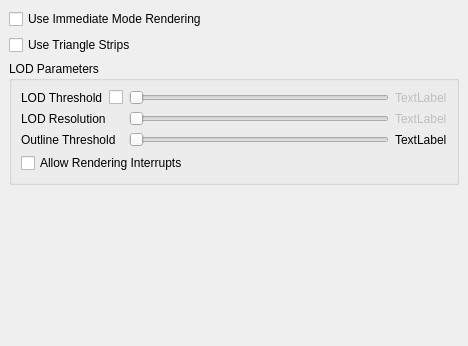
The window that Qt/Components/Resources/UI/pqGlobalRenderViewOptions.ui (wildmichael/ParaView3-enhancements-old) describes before a commit, drawn with Qt 5.
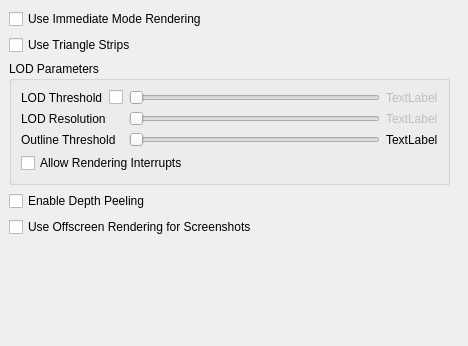
The same window after the commit.

Commit message: ENH: Add DepthPeeling and UseOffscreenRenderingForScreenshots check boxes to the global render view options dialog. Both settings are on by default. BUG: Change CTestConfig CTEST_PROJECT_NAME setting to match top level CMakeLists.txt PROJECT statement to enable using new style ctest dashboard scripts.

The edit to the form file:
```diff
--- a/Qt/Components/Resources/UI/pqGlobalRenderViewOptions.ui
+++ b/Qt/Components/Resources/UI/pqGlobalRenderViewOptions.ui
@@ -12,27 +12,56 @@
   <property name="windowTitle" >
    <string>Form</string>
   </property>
-  <layout class="QGridLayout" >
-   <property name="margin" >
-    <number>0</number>
-   </property>
-   <property name="spacing" >
-    <number>6</number>
-   </property>
-   <item row="0" column="0" >
     <widget class="QStackedWidget" name="stackedWidget" >
+   <property name="geometry" >
+    <rect>
+     <x>0</x>
+     <y>0</y>
+     <width>459</width>
+     <height>376</height>
+    </rect>
+   </property>
      <property name="currentIndex" >
       <number>0</number>
      </property>
      <widget class="QWidget" name="General" >
-      <layout class="QGridLayout" >
+    <layout class="QVBoxLayout" >
        <property name="margin" >
         <number>9</number>
        </property>
        <property name="spacing" >
         <number>6</number>
        </property>
-       <item row="2" column="0" >
+     <item>
+      <widget class="QCheckBox" name="immediateModeRendering" >
+       <property name="toolTip" >
+        <string>&lt;html>&lt;head>&lt;meta name="qrichtext" content="1" />&lt;/head>&lt;body style=" white-space: pre-wrap; font-family:Sans Serif; font-size:9pt; font-weight:400; font-style:normal; text-decoration:none;">&lt;p style=" margin-top:0px; margin-bottom:0px; margin-left:0px; margin-right:0px; -qt-block-indent:0; text-indent:0px;">When this option is off, OpenGL display lists are used for rendering. Using display lists improves performance for small datasets but is not recommended for large datasets due to the excessive memory usage and long display list creation times.&lt;/p>&lt;/body>&lt;/html></string>
+       </property>
+       <property name="whatsThis" >
+        <string>&lt;html>&lt;head>&lt;meta name="qrichtext" content="1" />&lt;/head>&lt;body style=" white-space: pre-wrap; font-family:Sans Serif; font-size:9pt; font-weight:400; font-style:normal; text-decoration:none;">&lt;p style=" margin-top:0px; margin-bottom:0px; margin-left:0px; margin-right:0px; -qt-block-indent:0; text-indent:0px;">When this option is off, OpenGL display lists are used for rendering. Using display lists improves performance for small datasets but is not recommended for large datasets due to the excessive memory usage and long display list creation times.&lt;/p>&lt;/body>&lt;/html></string>
+       </property>
+       <property name="text" >
+        <string>Use Immediate Mode Rendering</string>
+       </property>
+      </widget>
+     </item>
+     <item>
+      <widget class="QCheckBox" name="triangleStrips" >
+       <property name="toolTip" >
+        <string>&lt;html>&lt;head>&lt;meta name="qrichtext" content="1" />&lt;/head>&lt;body style=" white-space: pre-wrap; font-family:Sans Serif; font-size:9pt; font-weight:400; font-style:normal; text-decoration:none;">&lt;p style=" margin-top:0px; margin-bottom:0px; margin-left:0px; margin-right:0px; -qt-block-indent:0; text-indent:0px;">If this option is choosen, all triangles are converted into triangle strips before rendering. This may improve the rendering performance.&lt;/p>&lt;/body>&lt;/html></string>
+       </property>
+       <property name="statusTip" >
+        <string/>
+       </property>
+       <property name="whatsThis" >
+        <string>&lt;html>&lt;head>&lt;meta name="qrichtext" content="1" />&lt;/head>&lt;body style=" white-space: pre-wrap; font-family:Sans Serif; font-size:9pt; font-weight:400; font-style:normal; text-decoration:none;">&lt;p style=" margin-top:0px; margin-bottom:0px; margin-left:0px; margin-right:0px; -qt-block-indent:0; text-indent:0px;">If this option is choosen, all triangles are converted into triangle strips before rendering. This may improve the rendering performance.&lt;/p>&lt;/body>&lt;/html></string>
+       </property>
+       <property name="text" >
+        <string>Use Triangle Strips</string>
+       </property>
+      </widget>
+     </item>
+     <item>
         <widget class="QGroupBox" name="lodParameters" >
          <property name="title" >
           <string>LOD Parameters</string>
@@ -44,6 +73,26 @@
           <property name="spacing" >
            <number>6</number>
           </property>
+        <item row="1" column="2" >
+         <widget class="QLabel" name="lodResolutionLabel" >
+          <property name="enabled" >
+           <bool>false</bool>
+          </property>
+          <property name="text" >
+           <string>TextLabel</string>
+          </property>
+         </widget>
+        </item>
+        <item row="2" column="2" >
+         <widget class="QLabel" name="outlineThresholdLabel" >
+          <property name="enabled" >
+           <bool>true</bool>
+          </property>
+          <property name="text" >
+           <string>TextLabel</string>
+          </property>
+         </widget>
+        </item>
           <item row="3" column="0" colspan="2" >
            <widget class="QCheckBox" name="renderingInterrupts" >
             <property name="toolTip" >
@@ -57,103 +106,6 @@
             </property>
            </widget>
           </item>
-          <item row="2" column="2" >
-           <widget class="QLabel" name="outlineThresholdLabel" >
-            <property name="enabled" >
-             <bool>true</bool>
-            </property>
-            <property name="text" >
-             <string>TextLabel</string>
-            </property>
-           </widget>
-          </item>
-          <item row="1" column="2" >
-           <widget class="QLabel" name="lodResolutionLabel" >
-            <property name="enabled" >
-             <bool>false</bool>
-            </property>
-            <property name="text" >
-             <string>TextLabel</string>
-            </property>
-           </widget>
-          </item>
-          <item row="0" column="2" >
-           <widget class="QLabel" name="lodThresholdLabel" >
-            <property name="enabled" >
-             <bool>false</bool>
-            </property>
-            <property name="text" >
-             <string>TextLabel</string>
-            </property>
-           </widget>
-          </item>
-          <item row="1" column="1" >
-           <widget class="QSlider" name="lodResolution" >
-            <property name="enabled" >
-             <bool>false</bool>
-            </property>
-            <property name="toolTip" >
-             <string>&lt;html>&lt;head>&lt;meta name="qrichtext" content="1" />&lt;/head>&lt;body style=" white-space: pre-wrap; font-family:Sans Serif; font-size:9pt; font-weight:400; font-style:normal; text-decoration:none;">&lt;p style=" margin-top:0px; margin-bottom:0px; margin-left:0px; margin-right:0px; -qt-block-indent:0; text-indent:0px;">This slider determines the resolution of the decimated level-of-detail models. The value is the dimension for each axis in the quadric clustering algorithm. &lt;b>Left:&lt;/b> Use slow high-resolution models. &lt;b>Right:&lt;/b> Use fast simple models.&lt;/p>&lt;/body>&lt;/html></string>
-            </property>
-            <property name="whatsThis" >
-             <string>&lt;html>&lt;head>&lt;meta name="qrichtext" content="1" />&lt;/head>&lt;body style=" white-space: pre-wrap; font-family:Sans Serif; font-size:9pt; font-weight:400; font-style:normal; text-decoration:none;">&lt;p style=" margin-top:0px; margin-bottom:0px; margin-left:0px; margin-right:0px; -qt-block-indent:0; text-indent:0px;">This slider determines the resolution of the decimated level-of-detail models. The value is the dimension for each axis in the quadric clustering algorithm. &lt;b>Left:&lt;/b> Use slow high-resolution models. &lt;b>Right:&lt;/b> Use fast simple models.&lt;/p>&lt;/body>&lt;/html></string>
-            </property>
-            <property name="minimum" >
-             <number>10</number>
-            </property>
-            <property name="maximum" >
-             <number>160</number>
-            </property>
-            <property name="orientation" >
-             <enum>Qt::Horizontal</enum>
-            </property>
-           </widget>
-          </item>
-          <item row="2" column="1" >
-           <widget class="QSlider" name="outlineThreshold" >
-            <property name="toolTip" >
-             <string>&lt;html>&lt;head>&lt;meta name="qrichtext" content="1" />&lt;/head>&lt;body style=" white-space: pre-wrap; font-family:Sans Serif; font-size:9pt; font-weight:400; font-style:normal; text-decoration:none;">&lt;p style=" margin-top:0px; margin-bottom:0px; margin-left:0px; margin-right:0px; -qt-block-indent:0; text-indent:0px;">This slider determines the default representation to use for unstructured grid datasets. If the dataset has more cells than this threshold, then an outline is used. Otherwise, the surface is extracted. &lt;b>Left:&lt;/b> Use surface representation as default. &lt;b>Right:&lt;/b> Use outline representation as default.&lt;/p>&lt;/body>&lt;/html></string>
-            </property>
-            <property name="whatsThis" >
-             <string>&lt;html>&lt;head>&lt;meta name="qrichtext" content="1" />&lt;/head>&lt;body style=" white-space: pre-wrap; font-family:Sans Serif; font-size:9pt; font-weight:400; font-style:normal; text-decoration:none;">&lt;p style=" margin-top:0px; margin-bottom:0px; margin-left:0px; margin-right:0px; -qt-block-indent:0; text-indent:0px;">This slider determines the default representation to use for unstructured grid datasets. If the dataset has more cells than this threshold, then an outline is used. Otherwise, the surface is extracted. &lt;b>Left:&lt;/b> Use surface representation as default. &lt;b>Right:&lt;/b> Use outline representation as default.&lt;/p>&lt;/body>&lt;/html></string>
-            </property>
-            <property name="minimum" >
-             <number>0</number>
-            </property>
-            <property name="maximum" >
-             <number>5000</number>
-            </property>
-            <property name="orientation" >
-             <enum>Qt::Horizontal</enum>
-            </property>
-           </widget>
-          </item>
-          <item row="0" column="1" >
-           <widget class="QSlider" name="lodThreshold" >
-            <property name="enabled" >
-             <bool>false</bool>
-            </property>
-            <property name="toolTip" >
-             <string>&lt;html>&lt;head>&lt;meta name="qrichtext" content="1" />&lt;/head>&lt;body style=" white-space: pre-wrap; font-family:Sans Serif; font-size:9pt; font-weight:400; font-style:normal; text-decoration:none;">&lt;p style=" margin-top:0px; margin-bottom:0px; margin-left:0px; margin-right:0px; -qt-block-indent:0; text-indent:0px;">This slider determines whether to use decimated models during interaction. Threshold criteria is based on size of geometry in megabytes. &lt;b>Left:&lt;/b> Always use decimated models. &lt;b>Right:&lt;/b> Always use full resolution.&lt;/p>&lt;/body>&lt;/html></string>
-            </property>
-            <property name="whatsThis" >
-             <string>&lt;html>&lt;head>&lt;meta name="qrichtext" content="1" />&lt;/head>&lt;body style=" white-space: pre-wrap; font-family:Sans Serif; font-size:9pt; font-weight:400; font-style:normal; text-decoration:none;">&lt;p style=" margin-top:0px; margin-bottom:0px; margin-left:0px; margin-right:0px; -qt-block-indent:0; text-indent:0px;">This slider determines whether to use decimated models during interaction. Threshold criteria is based on size of geometry in megabytes. &lt;b>Left:&lt;/b> Always use decimated models. &lt;b>Right:&lt;/b> Always use full resolution.&lt;/p>&lt;/body>&lt;/html></string>
-            </property>
-            <property name="maximum" >
-             <number>1000</number>
-            </property>
-            <property name="orientation" >
-             <enum>Qt::Horizontal</enum>
-            </property>
-           </widget>
-          </item>
-          <item row="2" column="0" >
-           <widget class="QLabel" name="label_3" >
-            <property name="text" >
-             <string>Outline Threshold</string>
-            </property>
-           </widget>
-          </item>
           <item row="1" column="0" >
            <widget class="QLabel" name="label_2" >
             <property name="text" >
@@ -161,6 +113,13 @@
             </property>
            </widget>
           </item>
+        <item row="2" column="0" >
+         <widget class="QLabel" name="label_3" >
+          <property name="text" >
+           <string>Outline Threshold</string>
+          </property>
+         </widget>
+        </item>
           <item row="0" column="0" >
            <layout class="QHBoxLayout" >
             <property name="margin" >
@@ -188,39 +147,100 @@
             </item>
            </layout>
           </item>
+        <item row="0" column="2" >
+         <widget class="QLabel" name="lodThresholdLabel" >
+          <property name="enabled" >
+           <bool>false</bool>
+          </property>
+          <property name="text" >
+           <string>TextLabel</string>
+          </property>
+         </widget>
+        </item>
+        <item row="1" column="1" >
+         <widget class="QSlider" name="lodResolution" >
+          <property name="enabled" >
+           <bool>false</bool>
+          </property>
+          <property name="toolTip" >
+           <string>&lt;html>&lt;head>&lt;meta name="qrichtext" content="1" />&lt;/head>&lt;body style=" white-space: pre-wrap; font-family:Sans Serif; font-size:9pt; font-weight:400; font-style:normal; text-decoration:none;">&lt;p style=" margin-top:0px; margin-bottom:0px; margin-left:0px; margin-right:0px; -qt-block-indent:0; text-indent:0px;">This slider determines the resolution of the decimated level-of-detail models. The value is the dimension for each axis in the quadric clustering algorithm. &lt;b>Left:&lt;/b> Use slow high-resolution models. &lt;b>Right:&lt;/b> Use fast simple models.&lt;/p>&lt;/body>&lt;/html></string>
+          </property>
+          <property name="whatsThis" >
+           <string>&lt;html>&lt;head>&lt;meta name="qrichtext" content="1" />&lt;/head>&lt;body style=" white-space: pre-wrap; font-family:Sans Serif; font-size:9pt; font-weight:400; font-style:normal; text-decoration:none;">&lt;p style=" margin-top:0px; margin-bottom:0px; margin-left:0px; margin-right:0px; -qt-block-indent:0; text-indent:0px;">This slider determines the resolution of the decimated level-of-detail models. The value is the dimension for each axis in the quadric clustering algorithm. &lt;b>Left:&lt;/b> Use slow high-resolution models. &lt;b>Right:&lt;/b> Use fast simple models.&lt;/p>&lt;/body>&lt;/html></string>
+          </property>
+          <property name="minimum" >
+           <number>10</number>
+          </property>
+          <property name="maximum" >
+           <number>160</number>
+          </property>
+          <property name="orientation" >
+           <enum>Qt::Horizontal</enum>
+          </property>
+         </widget>
+        </item>
+        <item row="2" column="1" >
+         <widget class="QSlider" name="outlineThreshold" >
+          <property name="toolTip" >
+           <string>&lt;html>&lt;head>&lt;meta name="qrichtext" content="1" />&lt;/head>&lt;body style=" white-space: pre-wrap; font-family:Sans Serif; font-size:9pt; font-weight:400; font-style:normal; text-decoration:none;">&lt;p style=" margin-top:0px; margin-bottom:0px; margin-left:0px; margin-right:0px; -qt-block-indent:0; text-indent:0px;">This slider determines the default representation to use for unstructured grid datasets. If the dataset has more cells than this threshold, then an outline is used. Otherwise, the surface is extracted. &lt;b>Left:&lt;/b> Use surface representation as default. &lt;b>Right:&lt;/b> Use outline representation as default.&lt;/p>&lt;/body>&lt;/html></string>
+          </property>
+          <property name="whatsThis" >
+           <string>&lt;html>&lt;head>&lt;meta name="qrichtext" content="1" />&lt;/head>&lt;body style=" white-space: pre-wrap; font-family:Sans Serif; font-size:9pt; font-weight:400; font-style:normal; text-decoration:none;">&lt;p style=" margin-top:0px; margin-bottom:0px; margin-left:0px; margin-right:0px; -qt-block-indent:0; text-indent:0px;">This slider determines the default representation to use for unstructured grid datasets. If the dataset has more cells than this threshold, then an outline is used. Otherwise, the surface is extracted. &lt;b>Left:&lt;/b> Use surface representation as default. &lt;b>Right:&lt;/b> Use outline representation as default.&lt;/p>&lt;/body>&lt;/html></string>
+          </property>
+          <property name="minimum" >
+           <number>0</number>
+          </property>
+          <property name="maximum" >
+           <number>5000</number>
+          </property>
+          <property name="orientation" >
+           <enum>Qt::Horizontal</enum>
+          </property>
+         </widget>
+        </item>
+        <item row="0" column="1" >
+         <widget class="QSlider" name="lodThreshold" >
+          <property name="enabled" >
+           <bool>false</bool>
+          </property>
+          <property name="toolTip" >
+           <string>&lt;html>&lt;head>&lt;meta name="qrichtext" content="1" />&lt;/head>&lt;body style=" white-space: pre-wrap; font-family:Sans Serif; font-size:9pt; font-weight:400; font-style:normal; text-decoration:none;">&lt;p style=" margin-top:0px; margin-bottom:0px; margin-left:0px; margin-right:0px; -qt-block-indent:0; text-indent:0px;">This slider determines whether to use decimated models during interaction. Threshold criteria is based on size of geometry in megabytes. &lt;b>Left:&lt;/b> Always use decimated models. &lt;b>Right:&lt;/b> Always use full resolution.&lt;/p>&lt;/body>&lt;/html></string>
+          </property>
+          <property name="whatsThis" >
+           <string>&lt;html>&lt;head>&lt;meta name="qrichtext" content="1" />&lt;/head>&lt;body style=" white-space: pre-wrap; font-family:Sans Serif; font-size:9pt; font-weight:400; font-style:normal; text-decoration:none;">&lt;p style=" margin-top:0px; margin-bottom:0px; margin-left:0px; margin-right:0px; -qt-block-indent:0; text-indent:0px;">This slider determines whether to use decimated models during interaction. Threshold criteria is based on size of geometry in megabytes. &lt;b>Left:&lt;/b> Always use decimated models. &lt;b>Right:&lt;/b> Always use full resolution.&lt;/p>&lt;/body>&lt;/html></string>
+          </property>
+          <property name="maximum" >
+           <number>1000</number>
+          </property>
+          <property name="orientation" >
+           <enum>Qt::Horizontal</enum>
+          </property>
+         </widget>
+        </item>
          </layout>
         </widget>
        </item>
-       <item row="1" column="0" >
-        <widget class="QCheckBox" name="triangleStrips" >
-         <property name="toolTip" >
-          <string>&lt;html>&lt;head>&lt;meta name="qrichtext" content="1" />&lt;/head>&lt;body style=" white-space: pre-wrap; font-family:Sans Serif; font-size:9pt; font-weight:400; font-style:normal; text-decoration:none;">&lt;p style=" margin-top:0px; margin-bottom:0px; margin-left:0px; margin-right:0px; -qt-block-indent:0; text-indent:0px;">If this option is choosen, all triangles are converted into triangle strips before rendering. This may improve the rendering performance.&lt;/p>&lt;/body>&lt;/html></string>
-         </property>
+     <item>
+      <widget class="QCheckBox" name="depthPeeling" >
          <property name="statusTip" >
           <string/>
          </property>
-         <property name="whatsThis" >
-          <string>&lt;html>&lt;head>&lt;meta name="qrichtext" content="1" />&lt;/head>&lt;body style=" white-space: pre-wrap; font-family:Sans Serif; font-size:9pt; font-weight:400; font-style:normal; text-decoration:none;">&lt;p style=" margin-top:0px; margin-bottom:0px; margin-left:0px; margin-right:0px; -qt-block-indent:0; text-indent:0px;">If this option is choosen, all triangles are converted into triangle strips before rendering. This may improve the rendering performance.&lt;/p>&lt;/body>&lt;/html></string>
-         </property>
          <property name="text" >
-          <string>Use Triangle Strips</string>
+        <string>Enable Depth Peeling</string>
          </property>
         </widget>
        </item>
-       <item row="0" column="0" >
-        <widget class="QCheckBox" name="immediateModeRendering" >
-         <property name="toolTip" >
-          <string>&lt;html>&lt;head>&lt;meta name="qrichtext" content="1" />&lt;/head>&lt;body style=" white-space: pre-wrap; font-family:Sans Serif; font-size:9pt; font-weight:400; font-style:normal; text-decoration:none;">&lt;p style=" margin-top:0px; margin-bottom:0px; margin-left:0px; margin-right:0px; -qt-block-indent:0; text-indent:0px;">When this option is off, OpenGL display lists are used for rendering. Using display lists improves performance for small datasets but is not recommended for large datasets due to the excessive memory usage and long display list creation times.&lt;/p>&lt;/body>&lt;/html></string>
-         </property>
-         <property name="whatsThis" >
-          <string>&lt;html>&lt;head>&lt;meta name="qrichtext" content="1" />&lt;/head>&lt;body style=" white-space: pre-wrap; font-family:Sans Serif; font-size:9pt; font-weight:400; font-style:normal; text-decoration:none;">&lt;p style=" margin-top:0px; margin-bottom:0px; margin-left:0px; margin-right:0px; -qt-block-indent:0; text-indent:0px;">When this option is off, OpenGL display lists are used for rendering. Using display lists improves performance for small datasets but is not recommended for large datasets due to the excessive memory usage and long display list creation times.&lt;/p>&lt;/body>&lt;/html></string>
-         </property>
+     <item>
+      <widget class="QCheckBox" name="useOffscreenRenderingForScreenshots" >
+       <property name="statusTip" >
+        <string/>
+       </property>
          <property name="text" >
-          <string>Use Immediate Mode Rendering</string>
+        <string>Use Offscreen Rendering for Screenshots</string>
          </property>
         </widget>
        </item>
-       <item row="3" column="0" >
+     <item>
         <spacer>
          <property name="orientation" >
           <enum>Qt::Vertical</enum>
@@ -784,8 +804,6 @@
       </layout>
      </widget>
     </widget>
-   </item>
-  </layout>
  </widget>
  <resources/>
  <connections>
```
Lines whose indentation alone changed are shown as unchanged. The commit also changes 6 other files.
